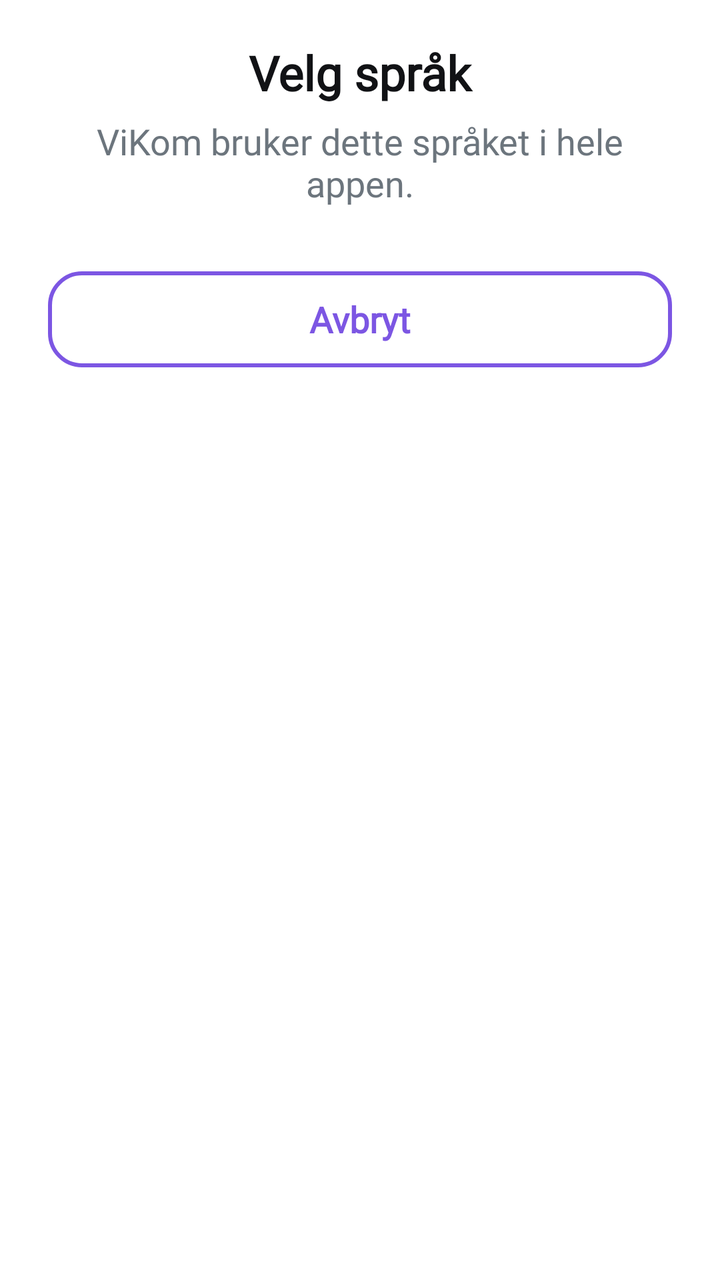
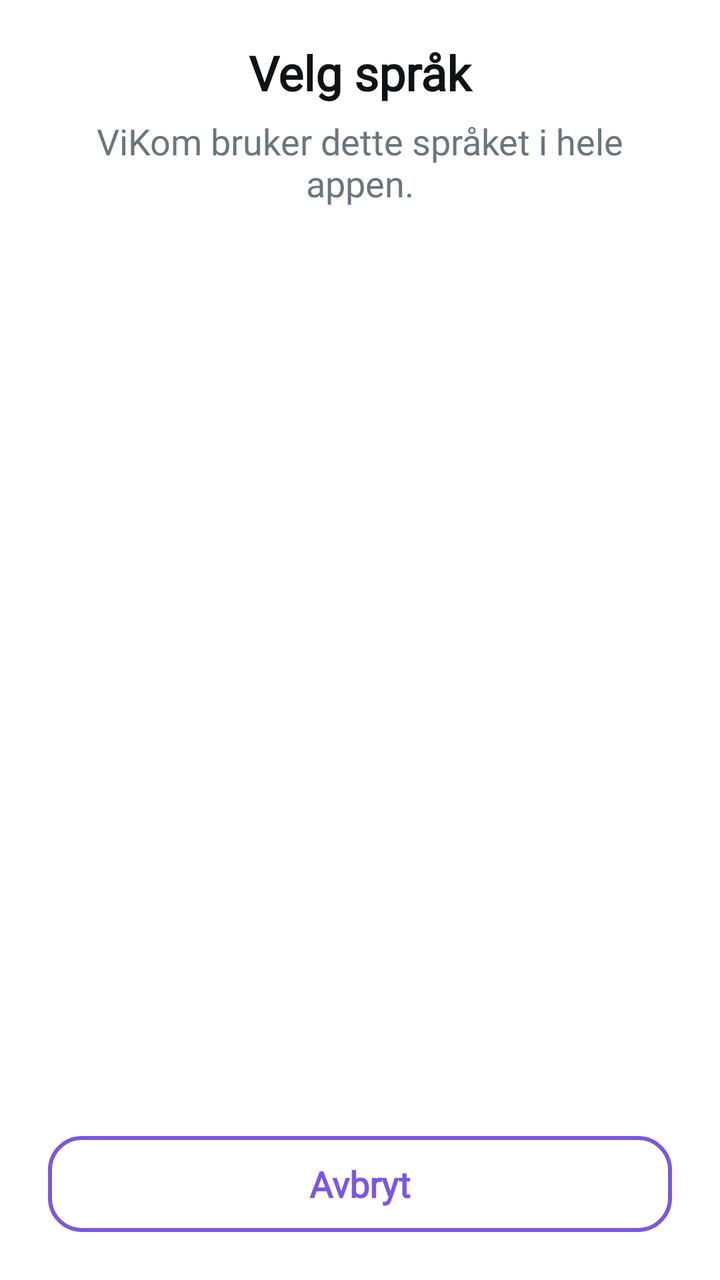

Before-and-after screenshots of an Android layout around one commit, followed by the original layout XML and the change that was made.
<!-- AndroidManifest.xml: application theme Theme.TV_caller_app -->
<!-- res/layout/dialog_language_selection.xml -->
<?xml version="1.0" encoding="utf-8"?>
<LinearLayout xmlns:android="http://schemas.android.com/apk/res/android"
    android:layout_width="wrap_content"
    android:layout_height="wrap_content"
    android:background="@drawable/background_dialog"
    android:minWidth="320dp"
    android:orientation="vertical"
    android:paddingHorizontal="@dimen/dialog_padding_horizontal"
    android:paddingTop="@dimen/dialog_padding_top"
    android:paddingBottom="@dimen/dialog_padding_bottom">

    <TextView
        style="@style/VK.Text.Heading"
        android:layout_width="match_parent"
        android:layout_height="wrap_content"
        android:accessibilityHeading="true"
        android:gravity="center"
        android:text="@string/language_dialog_title" />

    <TextView
        style="@style/VK.Text.Body.Muted"
        android:layout_width="match_parent"
        android:layout_height="wrap_content"
        android:layout_marginTop="6dp"
        android:gravity="center"
        android:text="@string/language_dialog_subtitle" />

    <LinearLayout
        android:id="@+id/language_options_container"
        android:layout_width="match_parent"
        android:layout_height="wrap_content"
        android:layout_marginTop="16dp"
        android:orientation="vertical" />

    <TextView
        android:id="@+id/btn_language_cancel"
        style="@style/VK.Text.Body.Emphasis"
        android:layout_width="match_parent"
        android:layout_height="wrap_content"
        android:layout_marginTop="16dp"
        android:background="@drawable/vk_button_secondary"
        android:clickable="true"
        android:focusable="true"
        android:gravity="center"
        android:minHeight="@dimen/dialog_button_height"
        android:text="@string/cancel"
        android:textColor="@color/vk_primary" />
</LinearLayout>
<!-- resources referenced by this layout -->
<resources>
  <color name="vk_primary">#7C56E3</color>
  <dimen name="dialog_button_height">48dp</dimen>
  <dimen name="dialog_padding_bottom">24dp</dimen>
  <dimen name="dialog_padding_horizontal">24dp</dimen>
  <dimen name="dialog_padding_top">20dp</dimen>
  <!-- drawable background_dialog (drawable) -->
  <?xml version="1.0" encoding="utf-8"?>
  <shape xmlns:android="http://schemas.android.com/apk/res/android"
      android:shape="rectangle">
      <solid android:color="#FFFFFF" />
      <corners android:radius="24dp" />
  </shape>
  <!-- drawable vk_button_secondary (drawable) -->
  <?xml version="1.0" encoding="utf-8"?>
  <selector xmlns:android="http://schemas.android.com/apk/res/android">
      <item android:state_focused="true">
          <shape android:shape="rectangle">
              <solid android:color="@color/vk_primary_surface" />
              <stroke android:width="3dp" android:color="@color/vk_primary" />
              <corners android:radius="@dimen/radius_button" />
          </shape>
      </item>
      <item>
          <shape android:shape="rectangle">
              <solid android:color="@color/vk_surface" />
              <stroke android:width="2dp" android:color="@color/vk_primary" />
              <corners android:radius="@dimen/radius_button" />
          </shape>
      </item>
  </selector>
  <string name="cancel">Avbryt</string>
  <string name="language_dialog_subtitle">ViKom bruker dette språket i hele appen.</string>
  <string name="language_dialog_title">Velg språk</string>
  <style name="VK.Text.Body.Emphasis" parent="VK.Text.Body">
          <item name="android:textStyle">bold</item>
      </style>
  <style name="VK.Text.Body.Muted" parent="VK.Text.Body">
          <item name="android:textColor">@color/vk_text_muted</item>
      </style>
  <style name="VK.Text.Heading" parent="VK.Text">
          <item name="android:fontFamily">@font/nunito</item>
          <item name="android:textSize">@dimen/text_heading</item>
          <item name="android:textStyle">bold</item>
      </style>
  <style name="Theme.TV_caller_app" parent="@style/Theme.Leanback">
          <item name="android:textColor">@color/text_primary</item>
          <item name="android:textColorPrimary">@color/text_primary</item>
          <item name="android:textColorSecondary">@color/text_secondary</item>
          <item name="android:colorAccent">@color/color_brand_blue</item>
          <item name="android:colorPrimary">@color/color_brand_blue</item>
          <item name="android:colorPrimaryDark">@color/color_welcome_text</item>
          <item name="android:windowBackground">@color/default_background</item>
          <item name="android:textAppearance">@style/TextAppearance.App.Default</item>
      </style>
  <color name="vk_primary_surface">#F1ECFC</color>
  <dimen name="radius_button">16dp</dimen>
  <color name="vk_surface">@color/vk_white</color>
  <style name="VK.Text.Body" parent="VK.Text">
          <item name="android:textSize">@dimen/text_body</item>
      </style>
  <color name="vk_text_muted">@color/vk_gray_600</color>
  <style name="VK.Text" parent="">
          <item name="android:fontFamily">@font/poppins</item>
          <item name="android:textColor">@color/vk_text_primary</item>
      </style>
  <dimen name="text_heading">24sp</dimen>
  <color name="text_primary">#212121</color>
  <color name="text_secondary">#616161</color>
  <color name="color_brand_blue">#7C56E3</color>
  <color name="color_welcome_text">#7C56E3</color>
  <color name="default_background">#FFFFFF</color>
  <style name="TextAppearance.App.Default" parent="@android:style/TextAppearance">
          <item name="android:textColor">@color/text_primary</item>
      </style>
  <color name="vk_white">#FFFFFF</color>
  <dimen name="text_body">18sp</dimen>
  <color name="vk_gray_600">#6C757D</color>
  <color name="vk_text_primary">@color/vk_gray_900</color>
  <color name="vk_gray_900">#111215</color>
</resources>

<!-- the commit's change to res/layout/dialog_language_selection.xml (unified diff, before → after) -->
@@ -25,12 +25,23 @@
         android:gravity="center"
         android:text="@string/language_dialog_subtitle" />
 
-    <LinearLayout
-        android:id="@+id/language_options_container"
+    <ScrollView
+        android:id="@+id/language_options_scroll"
         android:layout_width="match_parent"
-        android:layout_height="wrap_content"
+        android:layout_height="0dp"
+        android:layout_weight="1"
         android:layout_marginTop="16dp"
-        android:orientation="vertical" />
+        android:focusable="false"
+        android:descendantFocusability="afterDescendants"
+        android:scrollbars="vertical"
+        android:fadeScrollbars="false">
+
+        <LinearLayout
+            android:id="@+id/language_options_container"
+            android:layout_width="match_parent"
+            android:layout_height="wrap_content"
+            android:orientation="vertical" />
+    </ScrollView>
 
     <TextView
         android:id="@+id/btn_language_cancel"
